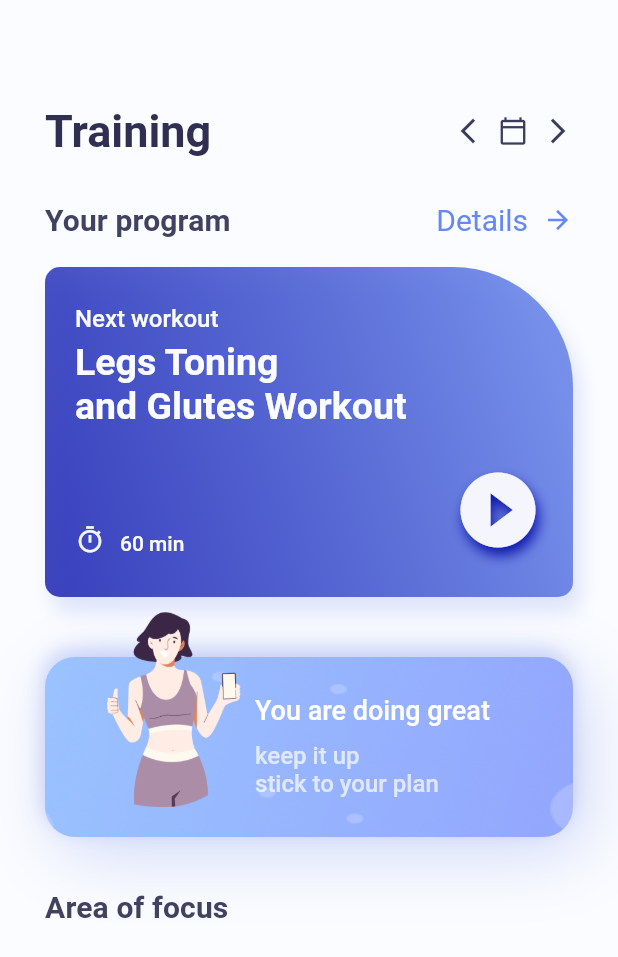
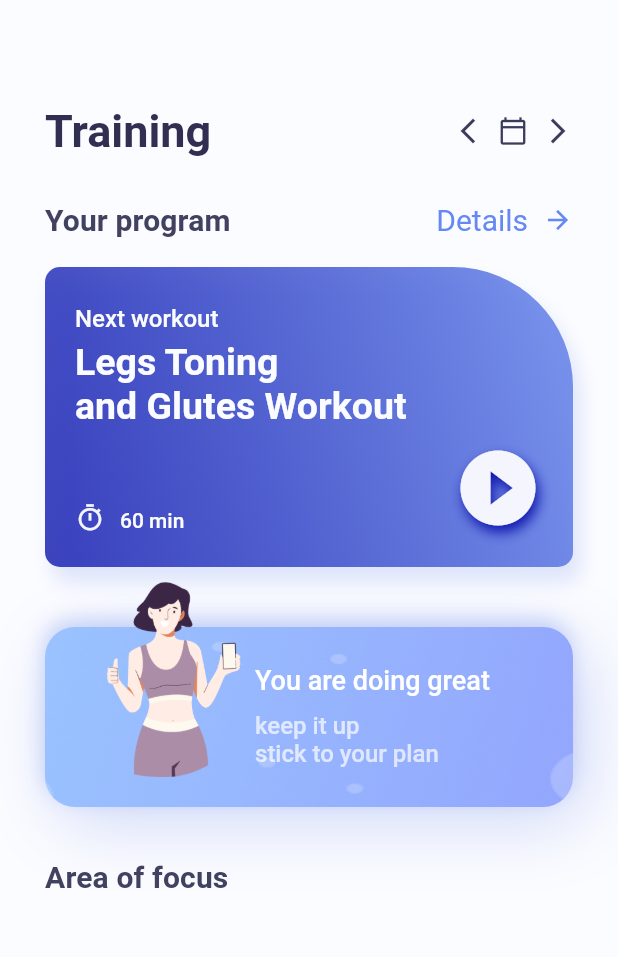
Before and after one commit to dudeel/FitnessManager, a Flutter app: the screen it shows after launch, on a phone screen of 412 x 824 dp. Shown: the top 957 px of the screen. Run offline on Flutter 3.47's test engine with Material 2 defaults, Android fonts, the phone set to English and light mode, and no system bars.

Commit message:
fix spacing on slider block

```diff
--- a/lib/features/home/presentation/home_page.dart
+++ b/lib/features/home/presentation/home_page.dart
@@ -79,7 +79,7 @@ class _HomePageState extends State<HomePage> {
             const SizedBox(height: 20),
             Container(
               width: MediaQuery.of(context).size.width,
-              height: 220,
+              height: 200,
               decoration: BoxDecoration(
                 gradient: LinearGradient(
                   colors: [
@@ -117,7 +117,7 @@ class _HomePageState extends State<HomePage> {
                       "Legs Toning\nand Glutes Workout",
                       style: theme.textTheme.bodyLarge,
                     ),
-                    const SizedBox(height: 25),
+                    const SizedBox(height: 10),
                     Row(
                       crossAxisAlignment: CrossAxisAlignment.end,
                       children: [
@@ -241,6 +241,9 @@ class _HomePageState extends State<HomePage> {
             Expanded(
               child: OverflowBox(
                 maxWidth: MediaQuery.of(context).size.width,
+                child: MediaQuery.removePadding(
+                  removeTop: true,
+                  context: context,
                   child: ListView.builder(
                     itemCount: info.length.toDouble() ~/ 2,
                     itemBuilder: (_, i) {
@@ -249,10 +252,15 @@ class _HomePageState extends State<HomePage> {
                       return Row(
                         children: [
                           Container(
-                          height: (MediaQuery.of(context).size.width - 90) / 2,
+                            height:
+                                (MediaQuery.of(context).size.width - 90) / 2,
                             width: (MediaQuery.of(context).size.width - 90) / 2,
                             padding: const EdgeInsets.only(bottom: 5),
-                          margin: const EdgeInsets.only(left: 30, bottom: 30),
+                            margin: const EdgeInsets.only(
+                              left: 30,
+                              bottom: 20,
+                              top: 5,
+                            ),
                             decoration: BoxDecoration(
                               color: Colors.white,
                               borderRadius: BorderRadius.circular(15),
@@ -265,12 +273,14 @@ class _HomePageState extends State<HomePage> {
                                 BoxShadow(
                                   blurRadius: 3,
                                   offset: const Offset(5, 5),
-                                color: AppColor.gradientSecond.withOpacity(0.1),
+                                  color:
+                                      AppColor.gradientSecond.withOpacity(0.1),
                                 ),
                                 BoxShadow(
                                   blurRadius: 3,
                                   offset: const Offset(-5, -5),
-                                color: AppColor.gradientSecond.withOpacity(0.1),
+                                  color:
+                                      AppColor.gradientSecond.withOpacity(0.1),
                                 ),
                               ],
                             ),
@@ -288,10 +298,15 @@ class _HomePageState extends State<HomePage> {
                             ),
                           ),
                           Container(
-                          height: (MediaQuery.of(context).size.width - 90) / 2,
+                            height:
+                                (MediaQuery.of(context).size.width - 90) / 2,
                             width: (MediaQuery.of(context).size.width - 90) / 2,
                             padding: const EdgeInsets.only(bottom: 5),
-                          margin: const EdgeInsets.only(left: 30, bottom: 30),
+                            margin: const EdgeInsets.only(
+                              left: 30,
+                              bottom: 20,
+                              top: 5,
+                            ),
                             decoration: BoxDecoration(
                               color: Colors.white,
                               borderRadius: BorderRadius.circular(15),
@@ -304,12 +319,14 @@ class _HomePageState extends State<HomePage> {
                                 BoxShadow(
                                   blurRadius: 3,
                                   offset: const Offset(5, 5),
-                                color: AppColor.gradientSecond.withOpacity(0.1),
+                                  color:
+                                      AppColor.gradientSecond.withOpacity(0.1),
                                 ),
                                 BoxShadow(
                                   blurRadius: 3,
                                   offset: const Offset(-5, -5),
-                                color: AppColor.gradientSecond.withOpacity(0.1),
+                                  color:
+                                      AppColor.gradientSecond.withOpacity(0.1),
                                 ),
                               ],
                             ),
@@ -332,6 +349,7 @@ class _HomePageState extends State<HomePage> {
                   ),
                 ),
               ),
+            ),
           ],
         ),
       ),
```
Lines whose indentation alone changed are shown as unchanged.
